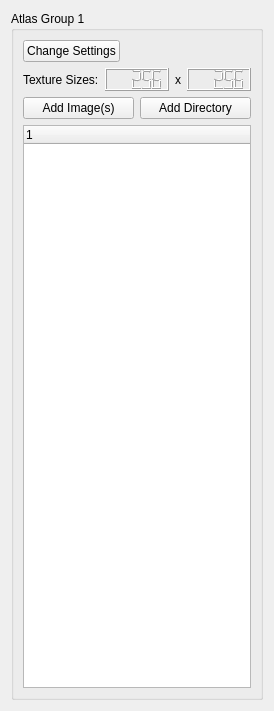
The window that DesignerTool/src/WidgetAtlasGroup.ui (GameOverture/HarmonyEngine) describes before a commit, drawn with Qt 5.
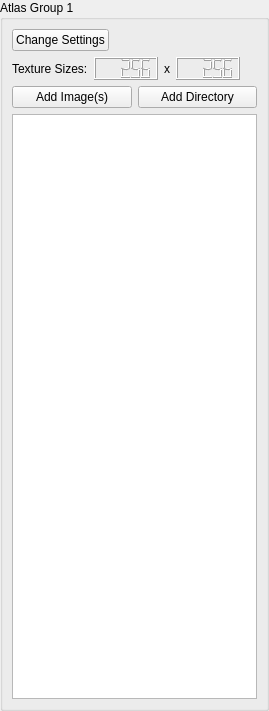
The same window after the commit.

Commit message: Giving HyTexturedQuad2d some features to be able to render GUI atlas stuff

What changed in the file:
```diff
--- a/DesignerTool/src/WidgetAtlasGroup.ui
+++ b/DesignerTool/src/WidgetAtlasGroup.ui
@@ -17,6 +17,18 @@
    <string>Form</string>
   </property>
   <layout class="QVBoxLayout" name="verticalLayout_2">
+   <property name="leftMargin">
+    <number>0</number>
+   </property>
+   <property name="topMargin">
+    <number>0</number>
+   </property>
+   <property name="rightMargin">
+    <number>0</number>
+   </property>
+   <property name="bottomMargin">
+    <number>0</number>
+   </property>
    <item>
     <widget class="QGroupBox" name="groupBox">
      <property name="mouseTracking">
@@ -143,11 +155,28 @@
         <property name="mouseTracking">
          <bool>false</bool>
         </property>
+        <property name="selectionMode">
+         <enum>QAbstractItemView::ContiguousSelection</enum>
+        </property>
+        <property name="columnCount">
+         <number>2</number>
+        </property>
+        <attribute name="headerVisible">
+         <bool>false</bool>
+        </attribute>
+        <attribute name="headerCascadingSectionResizes">
+         <bool>true</bool>
+        </attribute>
         <column>
          <property name="text">
           <string notr="true">1</string>
          </property>
         </column>
+        <column>
+         <property name="text">
+          <string notr="true">2</string>
+         </property>
+        </column>
        </widget>
       </item>
      </layout>
```
The commit also changes 18 other files.
